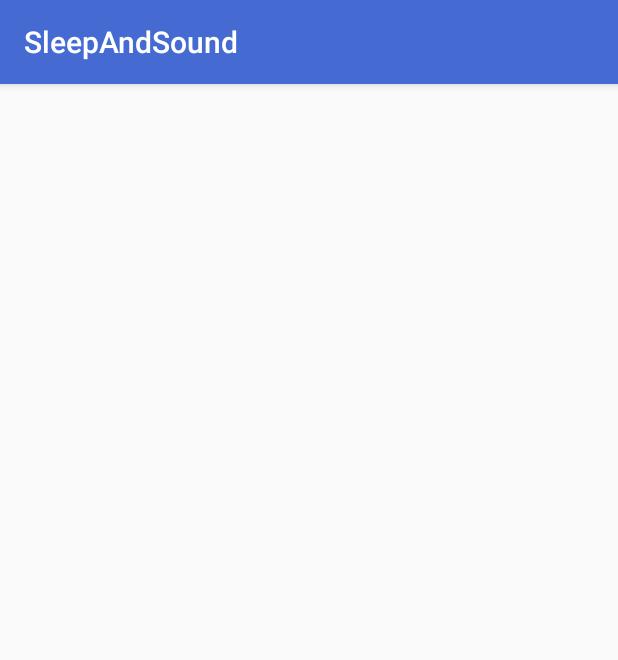
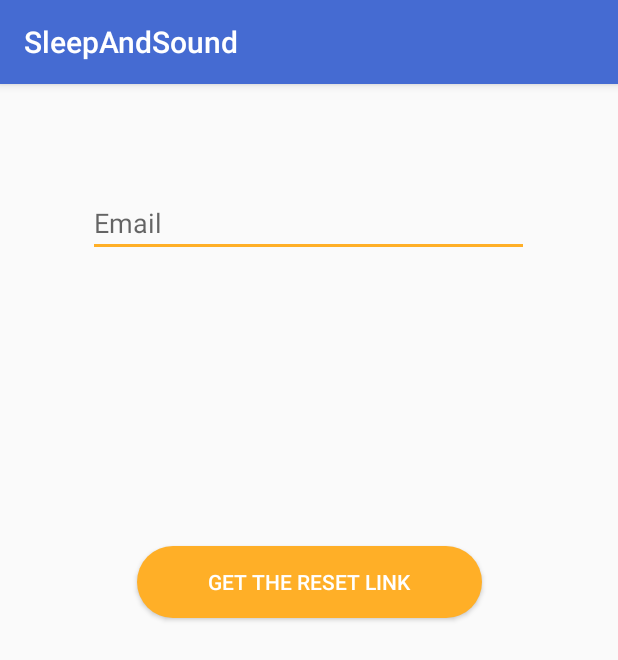
Before and after one commit to ApocalyVec/UITest3, an Android app: the ResetPasswordActivity screen opened directly, with no data from a screen before it, on a phone screen of 412 x 824 dp. Shown: the top 660 px of the screen. Run offline under Robolectric (Android 15) with nearby library versions, the phone set to English and light mode, and no system bars; our stand-ins replace Firebase (no records; nobody signed in at launch, a user with empty details on screens opened directly).

Commit message:
implement reset password

```diff
--- a/app/src/main/java/com/apocalyvec/sleepandsound/AccountActivity/ResetPasswordActivity.java
+++ b/app/src/main/java/com/apocalyvec/sleepandsound/AccountActivity/ResetPasswordActivity.java
@@ -1,15 +1,58 @@
 package com.apocalyvec.sleepandsound.AccountActivity;
 
+import android.content.Intent;
+import android.support.annotation.NonNull;
 import android.support.v7.app.AppCompatActivity;
 import android.os.Bundle;
+import android.view.View;
+import android.widget.Button;
+import android.widget.EditText;
+import android.widget.Toast;
 
 import com.apocalyvec.sleepandsound.R;
+import com.google.android.gms.tasks.OnCompleteListener;
+import com.google.android.gms.tasks.Task;
+import com.google.firebase.auth.FirebaseAuth;
 
 public class ResetPasswordActivity extends AppCompatActivity {
+
+    private EditText passwordEmail;
+    private Button resetPassword;
+    private FirebaseAuth firebaseAuth;
 
     @Override
     protected void onCreate(Bundle savedInstanceState) {
         super.onCreate(savedInstanceState);
         setContentView(R.layout.activity_reset_password);
+
+        passwordEmail = findViewById(R.id.etPasswordEmail);
+        resetPassword = findViewById(R.id.btnPasswordReset);
+
+        firebaseAuth = FirebaseAuth.getInstance();
+
+        resetPassword.setOnClickListener(new View.OnClickListener() {
+            @Override
+            public void onClick(View v) {
+                String useremail = passwordEmail.getText().toString().trim();
+                if(useremail.equals("")) {
+                    Toast.makeText(ResetPasswordActivity.this, "Please enter your registered email ID", Toast.LENGTH_LONG).show();
+                }else {
+                    firebaseAuth.sendPasswordResetEmail(useremail).addOnCompleteListener(new OnCompleteListener<Void>() {
+                        @Override
+                        public void onComplete(@NonNull Task<Void> task) {
+                            if(task.isSuccessful()) {
+                                Toast.makeText(ResetPasswordActivity.this, "Password Reset Link Sent to Your Email", Toast.LENGTH_LONG).show();
+                                finish();
+                                Intent newIntent = new Intent(ResetPasswordActivity.this, LoginActivity.class);
+                                startActivity(newIntent);
+                            }
+                            else {
+                                Toast.makeText(ResetPasswordActivity.this, "The Email Is Not Registered", Toast.LENGTH_LONG).show();
+                            }
+                        }
+                    });
+                }
+            }
+        });
     }
 }
--- a/app/src/main/res/layout/activity_reset_password.xml
+++ b/app/src/main/res/layout/activity_reset_password.xml
@@ -6,4 +6,35 @@
     android:layout_height="match_parent"
     tools:context="com.apocalyvec.sleepandsound.AccountActivity.ResetPasswordActivity">
 
+    <EditText
+        android:id="@+id/etPasswordEmail"
+        android:layout_width="294dp"
+        android:layout_height="wrap_content"
+        android:layout_marginStart="8dp"
+        android:layout_marginTop="8dp"
+        android:layout_marginEnd="8dp"
+        android:layout_marginBottom="8dp"
+        android:ems="10"
+        android:hint="Email"
+        android:inputType="textNoSuggestions|textEmailAddress"
+        app:layout_constraintBottom_toBottomOf="parent"
+        app:layout_constraintEnd_toEndOf="parent"
+        app:layout_constraintHorizontal_bias="0.495"
+        app:layout_constraintStart_toStartOf="parent"
+        app:layout_constraintTop_toTopOf="parent"
+        app:layout_constraintVertical_bias="0.088" />
+
+    <Button
+        android:id="@+id/btnPasswordReset"
+        android:layout_width="230dp"
+        android:layout_height="wrap_content"
+        android:layout_marginStart="8dp"
+        android:layout_marginEnd="8dp"
+        android:layout_marginBottom="412dp"
+        android:text="Get the Reset Link"
+        app:layout_constraintBottom_toBottomOf="parent"
+        app:layout_constraintEnd_toEndOf="parent"
+        app:layout_constraintStart_toStartOf="parent"
+        android:textColor="#ffffff"
+        android:background="@drawable/button_style" />
 </android.support.constraint.ConstraintLayout>
```
Also changed, not shown: app/src/main/java/com/apocalyvec/sleepandsound/AccountActivity/LoginActivity.java (+11 -0 lines), app/src/main/java/com/apocalyvec/sleepandsound/MainActivity.java (+7 -0 lines), app/src/main/res/layout/activity_login.xml (+19 -4 lines).
